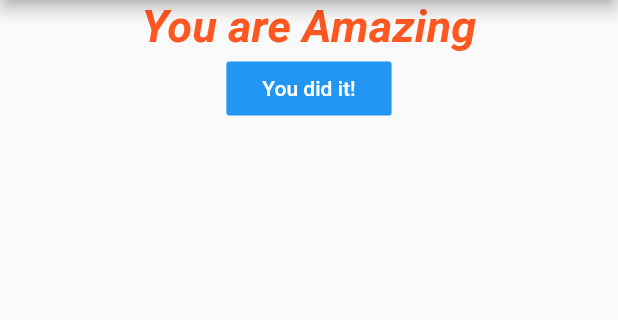
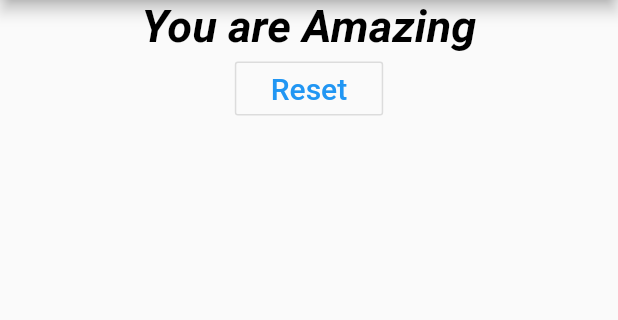
Before and after one commit to ishanknijhawan/My-First-Flutter-app, a Flutter app: the screen it shows after launch, after a tap on "Red", after a tap on "Lion", after a tap on "Python", on a phone screen of 412 x 824 dp, the part 84-404 px from its top. Run offline on Flutter 3.47's test engine with Material 2 defaults, Android fonts, the phone set to English and light mode, and no system bars.

Commit message:
reset button

```diff
--- a/lib/main.dart
+++ b/lib/main.dart
@@ -53,9 +53,16 @@ class _MyAppState extends State<MyApp> {
                 answerQuestion: _answerQuestions,
                 index: _index,
               )
-            : Result(totalScore),
+            : Result(totalScore, _resetQuiz),
       ),
     );
+  }
+
+  _resetQuiz() {
+    setState(() {
+      totalScore = 0;
+      _index = 0;
+    });
   }
 
   _answerQuestions(score) {
--- a/lib/result.dart
+++ b/lib/result.dart
@@ -3,8 +3,9 @@ import 'package:flutter/material.dart';
 // ignore: must_be_immutable
 class Result extends StatelessWidget {
   final int score;
+  final Function reset;
 
-  Result(this.score);
+  Result(this.score, this.reset);
 
   var text = "";
 
@@ -27,21 +28,23 @@ class Result extends StatelessWidget {
           'You are $text',
           //temp commit
           style: TextStyle(
-            color: Colors.deepOrange,
+            color: Colors.black,
             fontSize: 30,
             fontWeight: FontWeight.w700,
             fontStyle: FontStyle.italic,
           ),
         ),
-        RaisedButton(
+        OutlineButton(
           color: Colors.blue,
-          elevation: 0,
           textTheme: ButtonTextTheme.primary,
-          textColor: Colors.white,
+          textColor: Colors.blue,
           child: Text(
-            'You did it!',
+            'Reset',
+            style: TextStyle(
+              fontSize: 20,
+            ),
           ),
-          onPressed: () {},
+          onPressed: reset,
         ),
       ],
     ));
```
